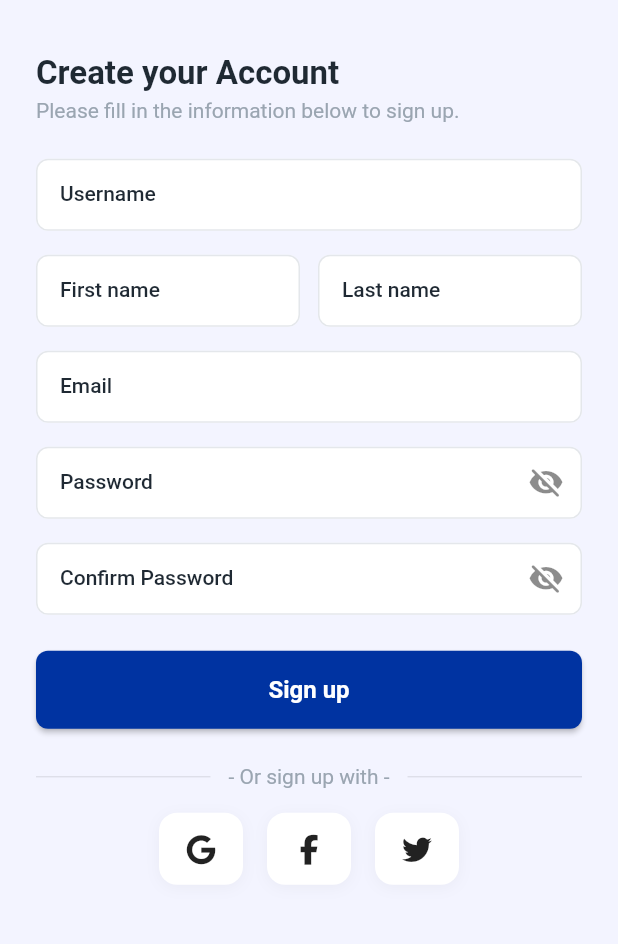
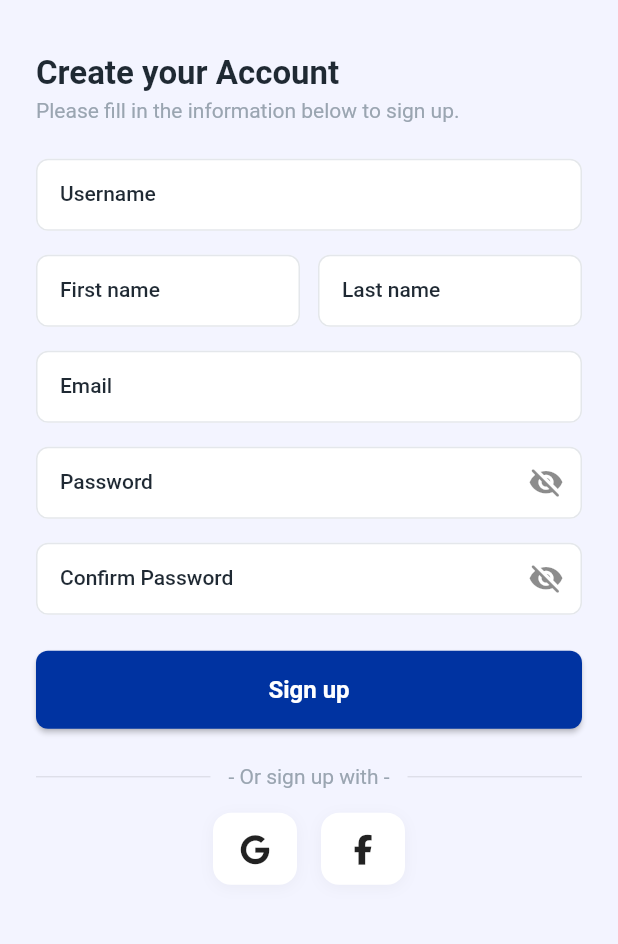
Before and after one commit to ceyzer-rarr/social_platform_v2, a Flutter app: the screen it shows after launch, after a tap on "Sign in", after a tap on "Don't have an account? Sign up", on a phone screen of 412 x 824 dp, the part 179-1123 px from its top. Run offline on Flutter 3.47's test engine with Material 3 defaults, Android fonts, the phone set to English and light mode, and no system bars; our stand-ins replace font_awesome_flutter, get, image_picker; accounts and stored records are empty.

Commit message:
fix: change message

```diff
--- a/lib/features/auth/views/login_screen.dart
+++ b/lib/features/auth/views/login_screen.dart
@@ -29,20 +29,20 @@ class LoginScreen extends GetView<LoginController> {
                 crossAxisAlignment: CrossAxisAlignment.start,
                 children: [
                   // Back arrow (optional)
-                  IconButton(
-                    onPressed: () => Get.back(canPop: true),
-                    icon: const Icon(Icons.arrow_back_ios_new_rounded, size: 20),
-                    padding: EdgeInsets.zero,
-                    constraints: const BoxConstraints(),
-                  ),
-                  const SizedBox(height: 16),
+                  // IconButton(
+                  //   onPressed: () => Get.back(canPop: true),
+                  //   icon: const Icon(Icons.arrow_back_ios_new_rounded, size: 20),
+                  //   padding: EdgeInsets.zero,
+                  //   constraints: const BoxConstraints(),
+                  // ),
+                  const SizedBox(height: 34),
 
                   // Logo
                   Center(
                     child: Column(
                       children: const [
                         Text(
-                          'cignifi',
+                          'Social Platform',
                           style: TextStyle(
                             fontSize: 32,
                             fontWeight: FontWeight.w700,
@@ -167,13 +167,13 @@ class LoginScreen extends GetView<LoginController> {
                           // TODO: implement Facebook login
                         },
                       ),
-                      const SizedBox(width: 16),
-                      SocialIconButton(
-                        icon: const FaIcon(FontAwesomeIcons.twitter, size: 20),
-                        onTap: () {
-                          // TODO: implement Twitter login
-                        },
-                      ),
+                      // const SizedBox(width: 16),
+                      // SocialIconButton(
+                      //   icon: const FaIcon(FontAwesomeIcons.twitter, size: 20),
+                      //   onTap: () {
+                      //     // TODO: implement Twitter login
+                      //   },
+                      // ),
                     ],
                   ),
 
--- a/lib/features/auth/views/register_screen.dart
+++ b/lib/features/auth/views/register_screen.dart
@@ -258,13 +258,13 @@ class RegisterScreen extends GetView<RegisterController> {
                           // TODO: implement Facebook login
                         },
                       ),
-                      const SizedBox(width: 16),
-                      SocialIconButton(
-                        icon: const FaIcon(FontAwesomeIcons.twitter, size: 20),
-                        onTap: () {
-                          // TODO: implement Twitter login
-                        },
-                      ),
+                      // const SizedBox(width: 16),
+                      // SocialIconButton(
+                      //   icon: const FaIcon(FontAwesomeIcons.twitter, size: 20),
+                      //   onTap: () {
+                      //     // TODO: implement Twitter login
+                      //   },
+                      // ),
                     ],
                   ),
 
```
